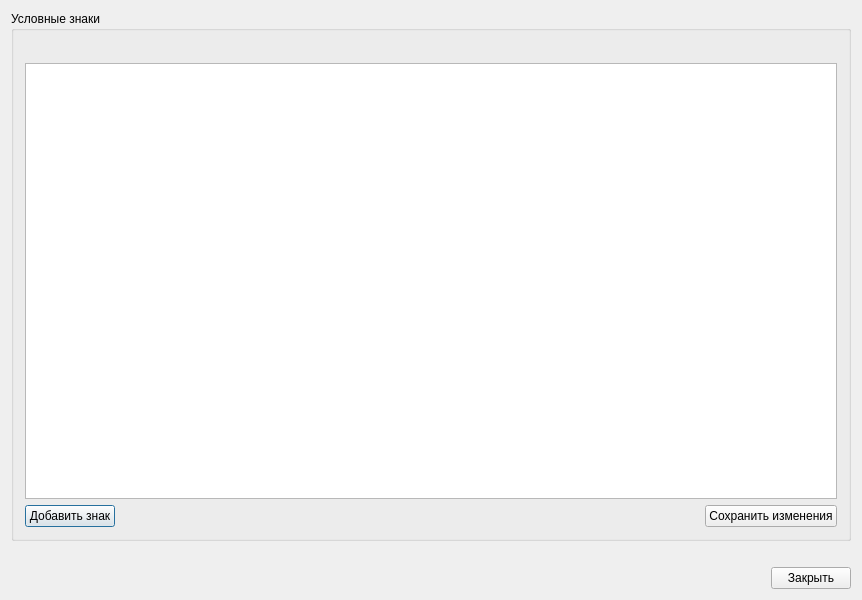
Old version of the form signs_edit/signs_edit.ui in the repository p4da0ne/Psycho.
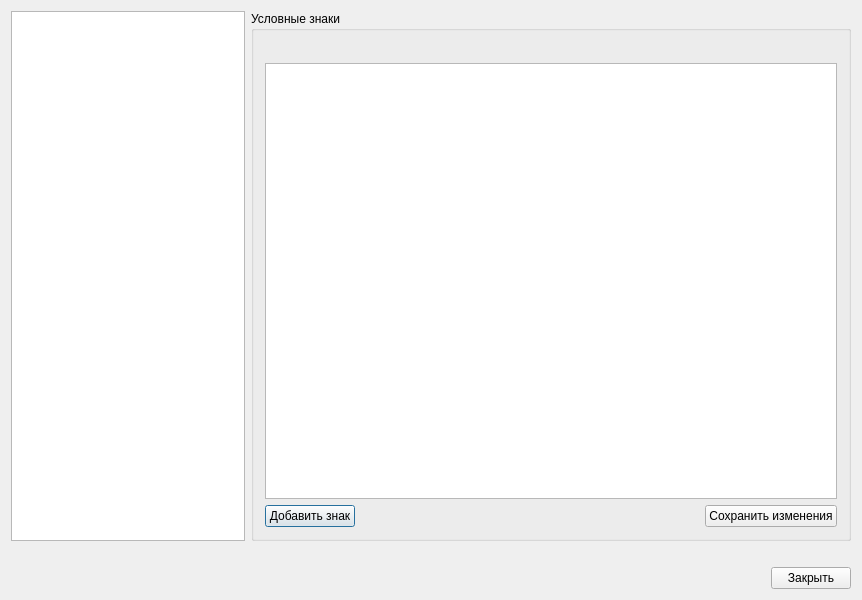
New version of the form.

```diff
--- a/signs_edit/signs_edit.ui
+++ b/signs_edit/signs_edit.ui
@@ -27,6 +27,9 @@
        <item>
         <layout class="QVBoxLayout" name="verticalLayout_3"/>
        </item>
+       <item>
+        <widget class="QTreeView" name="object_types_treeView"/>
+       </item>
        <item>
         <widget class="QGroupBox" name="groupBox">
          <property name="minimumSize">
```
